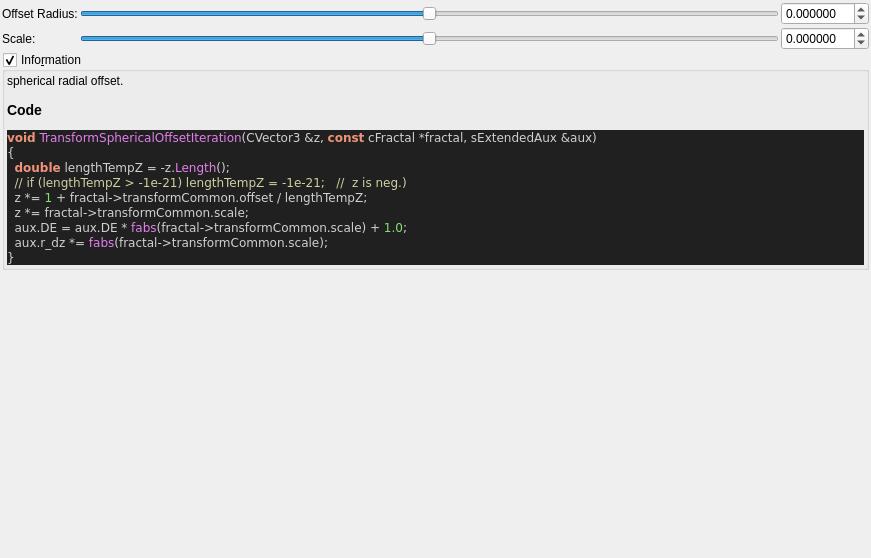
Qt form mandelbulber2/qt_data/fractal_transf_spherical_offset.ui (buddhi1980/mandelbulber2) before a commit.
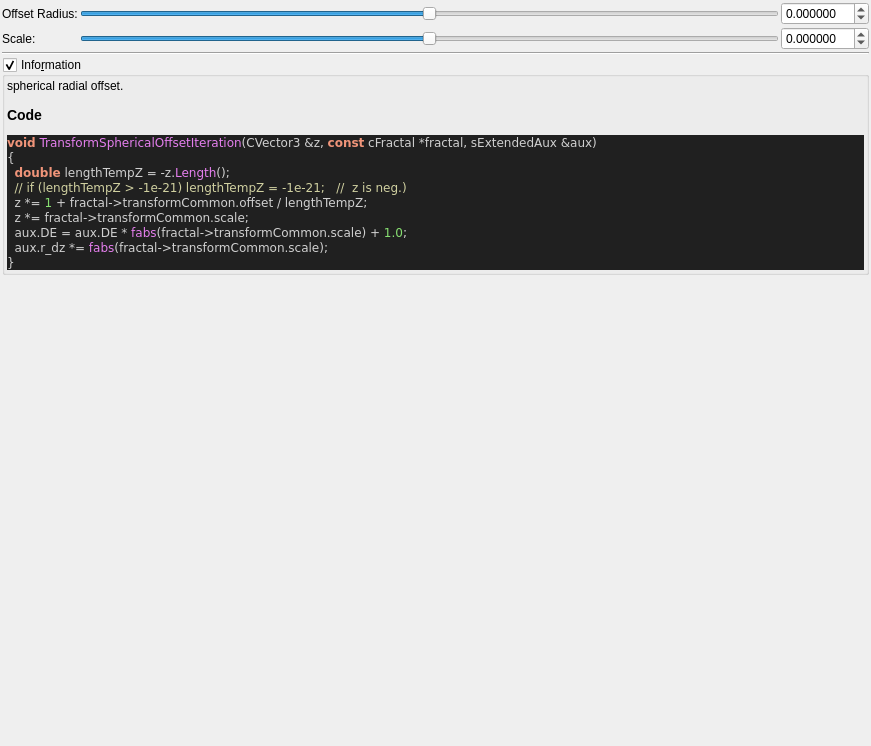
The same form after that commit. Custom widgets are drawn as their Qt base class.

Commit message:
sierpinki 3D beta transf spheroffsetVCL
reciprocal3 updated
added DE calcs for iteration weight transforms

```diff
--- a/mandelbulber2/qt_data/fractal_transf_spherical_offset.ui
+++ b/mandelbulber2/qt_data/fractal_transf_spherical_offset.ui
@@ -7,7 +7,7 @@
     <x>0</x>
     <y>0</y>
     <width>871</width>
-    <height>558</height>
+    <height>746</height>
    </rect>
   </property>
   <property name="windowTitle">
@@ -156,6 +156,13 @@
      </item>
     </layout>
    </item>
+   <item>
+    <widget class="Line" name="line">
+     <property name="orientation">
+      <enum>Qt::Horizontal</enum>
+     </property>
+    </widget>
+   </item>
    <item>
     <widget class="MyGroupBox" name="groupCheck_info">
      <property name="title">
```
Left out of the diff: 170 changed lines with no effect on the pictures. The commit also changes 12 other files.
